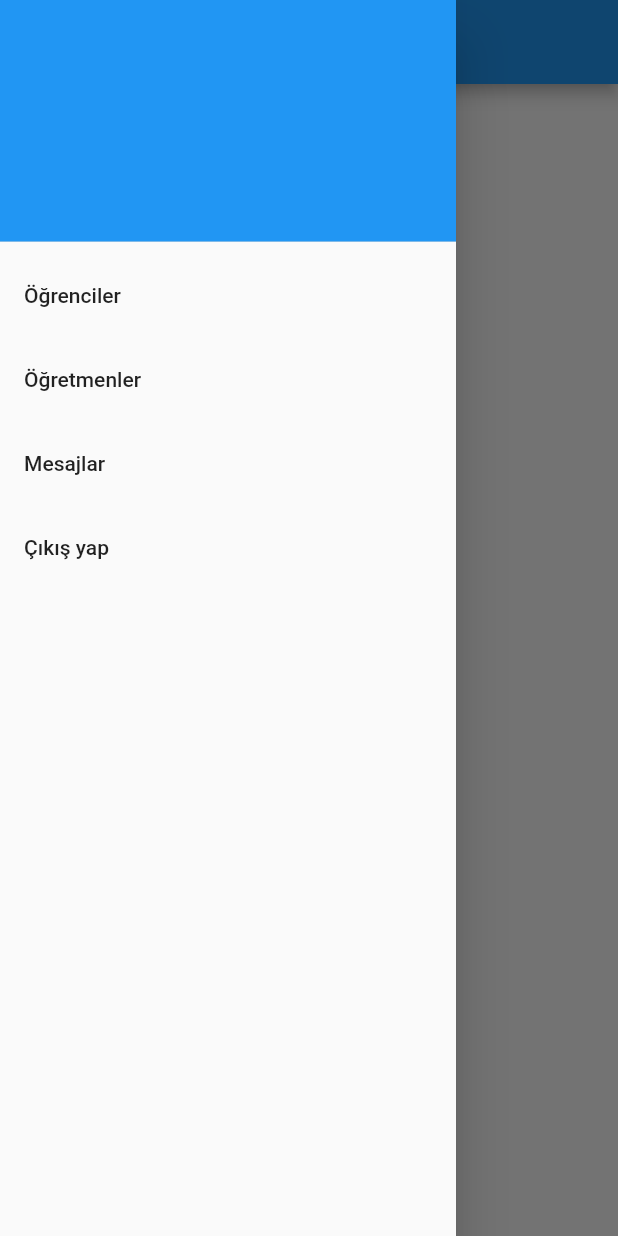
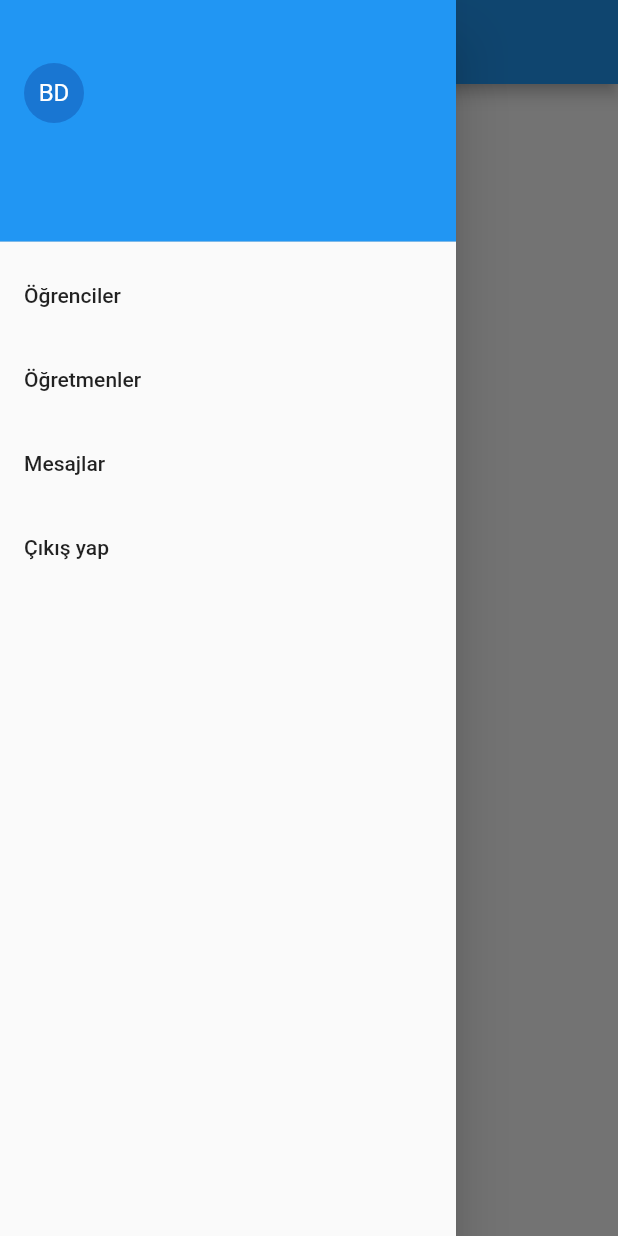
Before and after one commit to seniorBurak/ogrenci_uyg, a Flutter app: the AnaSayfa screen opened directly, with the side drawer open, on a phone screen of 412 x 824 dp. Run offline on Flutter 3.47's test engine with Material 2 defaults, Android fonts, the phone set to English and light mode, and no system bars; our stand-ins replace cloud_firestore, firebase_auth, firebase_core, firebase_storage, flutter_riverpod, google_sign_in and 1 more; accounts and stored records are empty; network calls fail.

Commit message:
google firebaseStorage

```diff
--- a/lib/main.dart
+++ b/lib/main.dart
@@ -1,8 +1,13 @@
+import 'dart:io';
+import 'dart:typed_data';
+
 import 'package:cloud_firestore/cloud_firestore.dart';
 import 'package:firebase_auth/firebase_auth.dart';
 import 'package:firebase_core/firebase_core.dart';
+import 'package:firebase_storage/firebase_storage.dart';
 import 'package:flutter/material.dart';
 import 'package:flutter_riverpod/flutter_riverpod.dart';
+import 'package:image_picker/image_picker.dart';
 import 'package:ogrenci_uyg/pages/mesajlar_sayfasi.dart';
 import 'package:ogrenci_uyg/pages/ogrenciler_sayfasi.dart';
 import 'package:ogrenci_uyg/pages/ogretmenler_sayfasi.dart';
@@ -135,12 +140,7 @@ class AnaSayfa extends ConsumerWidget {
       drawer: Drawer(
         child: ListView(
           children: [
-            DrawerHeader(
-              decoration: const BoxDecoration(
-                color: Colors.blue,
-              ),
-              child: Text(FirebaseAuth.instance.currentUser!.displayName!),
-            ),
+            const UserHeader(),
             ListTile(
               title: const Text('Öğrenciler'),
               onTap: () {
@@ -200,3 +200,93 @@ class AnaSayfa extends ConsumerWidget {
     ));
   }
 }
+
+class UserHeader extends StatefulWidget {
+  const UserHeader({
+    Key? key,
+  }) : super(key: key);
+
+  @override
+  State<UserHeader> createState() => _UserHeaderState();
+}
+
+class _UserHeaderState extends State<UserHeader> {
+  Future<Uint8List?>? _ppicFuture;
+  @override
+  void initState() {
+    super.initState();
+    _ppicFuture = _ppicIndir();
+  }
+
+  Future<Uint8List?> _ppicIndir() async {
+    final uid = FirebaseAuth.instance.currentUser!.uid;
+    final documentSnapshot = await FirebaseFirestore.instance
+        .collection('kullanıcılar')
+        .doc(uid)
+        .get();
+
+    final userRecMap = documentSnapshot.data();
+    if (userRecMap == null) return null;
+
+    if (userRecMap.containsKey('ppicref')) {
+      Uint8List? uint8list =
+          await FirebaseStorage.instance.ref(userRecMap['ppicref']).getData();
+      return uint8list;
+    }
+  }
+
+  @override
+  Widget build(BuildContext context) {
+    return DrawerHeader(
+      decoration: const BoxDecoration(
+        color: Colors.blue,
+      ),
+      child: Column(
+        crossAxisAlignment: CrossAxisAlignment.start,
+        children: [
+          Text(FirebaseAuth.instance.currentUser!.displayName!),
+          const SizedBox(
+            height: 10,
+          ),
+          InkWell(
+            onTap: () async {
+              XFile? xFile =
+                  await ImagePicker().pickImage(source: ImageSource.camera);
+              if (xFile == null) return;
+
+              final imagePath = xFile.path;
+
+              final uid = FirebaseAuth.instance.currentUser!.uid;
+
+              final ppicRef =
+                  FirebaseStorage.instance.ref('ppics').child('$uid.jpg');
+              await ppicRef.putFile(File(imagePath));
+
+              await FirebaseFirestore.instance
+                  .collection('kullanıcılar')
+                  .doc(uid)
+                  .update({'ppicref': ppicRef.fullPath});
+
+              setState(() {
+                _ppicFuture = _ppicIndir();
+              });
+            },
+            child: FutureBuilder<Uint8List?>(
+                future: _ppicFuture,
+                builder: (context, snapshot) {
+                  if (snapshot.hasData && snapshot.data != null) {
+                    final picInMemory = snapshot.data!;
+                    return CircleAvatar(
+                      backgroundImage: MemoryImage(picInMemory),
+                    );
+                  }
+                  return const CircleAvatar(
+                    child: Text('BD'),
+                  );
+                }),
+          ),
+        ],
+      ),
+    );
+  }
+}
--- a/pubspec.yaml
+++ b/pubspec.yaml
@@ -42,6 +42,8 @@ dependencies:
   firebase_auth: ^4.2.5
   google_sign_in: ^5.4.3
   cloud_firestore: ^4.3.1
+  image_picker: ^0.8.6+1
+  firebase_storage: ^11.0.10
 
 dev_dependencies:
   flutter_test:
```
Also changed, not shown: pubspec.lock, 1 other file.
